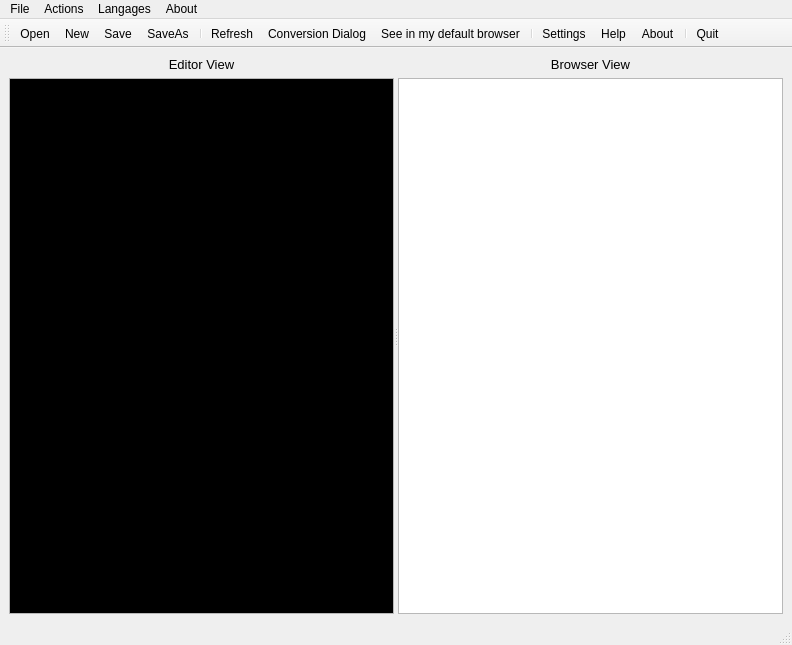
Before: the Qt Designer form ui_restester.ui in jimmykuu/reStInPeace, drawn with Qt 5.
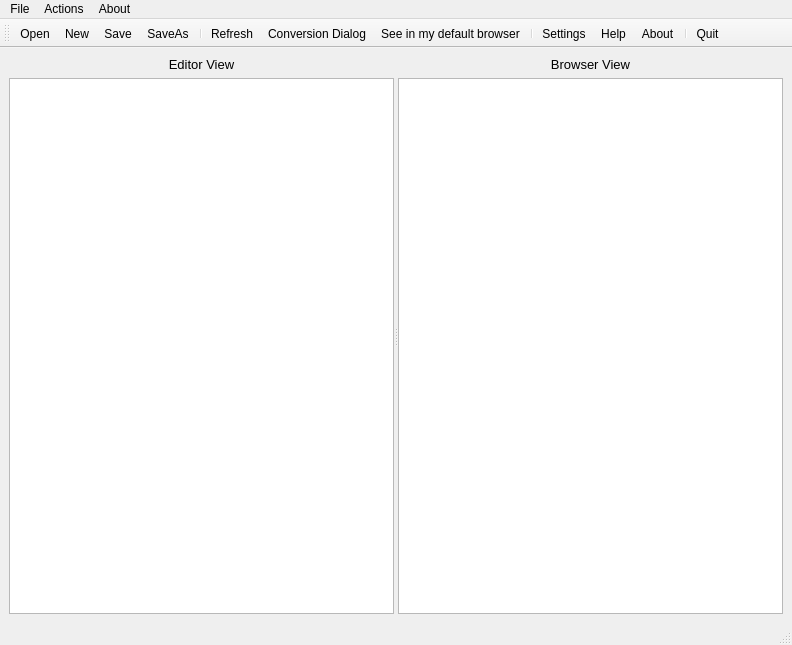
After: the same form once the commit is applied. Icons and pictures are not drawn.

Patch:
```diff
--- a/ui_restester.ui
+++ b/ui_restester.ui
@@ -22,8 +22,8 @@
       <property name="orientation" >
        <enum>Qt::Horizontal</enum>
       </property>
-      <widget class="QWidget" name="" >
-       <layout class="QVBoxLayout" >
+      <widget class="QWidget" name="layoutWidget">
+       <layout class="QVBoxLayout">
         <item>
          <widget class="QLabel" name="label" >
           <property name="sizePolicy" >
@@ -53,61 +53,61 @@
             <verstretch>1</verstretch>
            </sizepolicy>
           </property>
-          <property name="palette" >
+          <property name="palette">
            <palette>
             <active>
-             <colorrole role="Text" >
-              <brush brushstyle="SolidPattern" >
-               <color alpha="255" >
-                <red>255</red>
-                <green>255</green>
-                <blue>255</blue>
-               </color>
-              </brush>
-             </colorrole>
-             <colorrole role="Base" >
-              <brush brushstyle="SolidPattern" >
-               <color alpha="255" >
+             <colorrole role="Text">
+              <brush brushstyle="SolidPattern">
+               <color alpha="255">
                 <red>0</red>
                 <green>0</green>
                 <blue>0</blue>
                </color>
               </brush>
              </colorrole>
+             <colorrole role="Base">
+              <brush brushstyle="SolidPattern">
+               <color alpha="255">
+                <red>255</red>
+                <green>255</green>
+                <blue>255</blue>
+               </color>
+              </brush>
+             </colorrole>
             </active>
             <inactive>
-             <colorrole role="Text" >
-              <brush brushstyle="SolidPattern" >
-               <color alpha="255" >
-                <red>255</red>
-                <green>255</green>
-                <blue>255</blue>
-               </color>
-              </brush>
-             </colorrole>
-             <colorrole role="Base" >
-              <brush brushstyle="SolidPattern" >
-               <color alpha="255" >
+             <colorrole role="Text">
+              <brush brushstyle="SolidPattern">
+               <color alpha="255">
                 <red>0</red>
                 <green>0</green>
                 <blue>0</blue>
                </color>
               </brush>
              </colorrole>
+             <colorrole role="Base">
+              <brush brushstyle="SolidPattern">
+               <color alpha="255">
+                <red>255</red>
+                <green>255</green>
+                <blue>255</blue>
+               </color>
+              </brush>
+             </colorrole>
             </inactive>
             <disabled>
-             <colorrole role="Text" >
-              <brush brushstyle="SolidPattern" >
-               <color alpha="255" >
+             <colorrole role="Text">
+              <brush brushstyle="SolidPattern">
+               <color alpha="255">
                 <red>113</red>
                 <green>113</green>
                 <blue>113</blue>
                </color>
               </brush>
              </colorrole>
-             <colorrole role="Base" >
-              <brush brushstyle="SolidPattern" >
-               <color alpha="255" >
+             <colorrole role="Base">
+              <brush brushstyle="SolidPattern">
+               <color alpha="255">
                 <red>226</red>
                 <green>226</green>
                 <blue>226</blue>
@@ -130,8 +130,8 @@
         </item>
        </layout>
       </widget>
-      <widget class="QWidget" name="" >
-       <layout class="QVBoxLayout" >
+      <widget class="QWidget" name="layoutWidget">
+       <layout class="QVBoxLayout">
         <item>
          <widget class="QLabel" name="label_2" >
           <property name="font" >
@@ -172,17 +172,17 @@
     </item>
    </layout>
   </widget>
-  <widget class="QMenuBar" name="menubar" >
-   <property name="geometry" >
+  <widget class="QMenuBar" name="menubar">
+   <property name="geometry">
     <rect>
      <x>0</x>
      <y>0</y>
      <width>792</width>
-     <height>27</height>
+     <height>22</height>
     </rect>
    </property>
-   <widget class="QMenu" name="menuFichier" >
-    <property name="title" >
+   <widget class="QMenu" name="menuFichier">
+    <property name="title">
      <string>File</string>
     </property>
     <addaction name="actionOpen" />
@@ -191,16 +191,16 @@
     <addaction name="separator" />
     <addaction name="actionQuit" />
    </widget>
-   <widget class="QMenu" name="menuAbout" >
-    <property name="title" >
+   <widget class="QMenu" name="menuAbout">
+    <property name="title">
      <string>About</string>
     </property>
     <addaction name="separator" />
     <addaction name="actionAbout" />
     <addaction name="actionHelp" />
    </widget>
-   <widget class="QMenu" name="menuTransform" >
-    <property name="title" >
+   <widget class="QMenu" name="menuTransform">
+    <property name="title">
      <string>Actions</string>
     </property>
     <addaction name="actionConversionDialog" />
@@ -208,17 +208,9 @@
     <addaction name="actionRefresh" />
     <addaction name="actionSeeInDefaultBrowser" />
    </widget>
-   <widget class="QMenu" name="menuLangages" >
-    <property name="title" >
-     <string>Langages</string>
-    </property>
-    <addaction name="actionEnglish" />
-    <addaction name="actionFrench" />
-   </widget>
-   <addaction name="menuFichier" />
-   <addaction name="menuTransform" />
-   <addaction name="menuLangages" />
-   <addaction name="menuAbout" />
+   <addaction name="menuFichier"/>
+   <addaction name="menuTransform"/>
+   <addaction name="menuAbout"/>
   </widget>
   <widget class="QStatusBar" name="statusbar" />
   <widget class="QToolBar" name="toolBar" >
```
Left out of the diff: 249 changed lines with no effect on the pictures.
